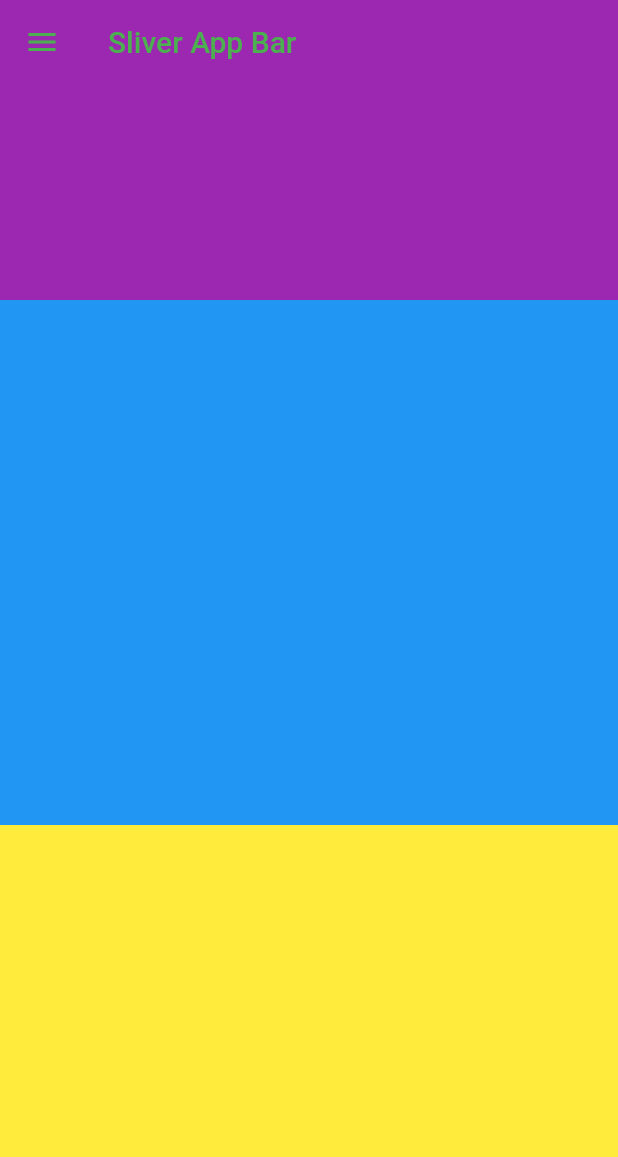
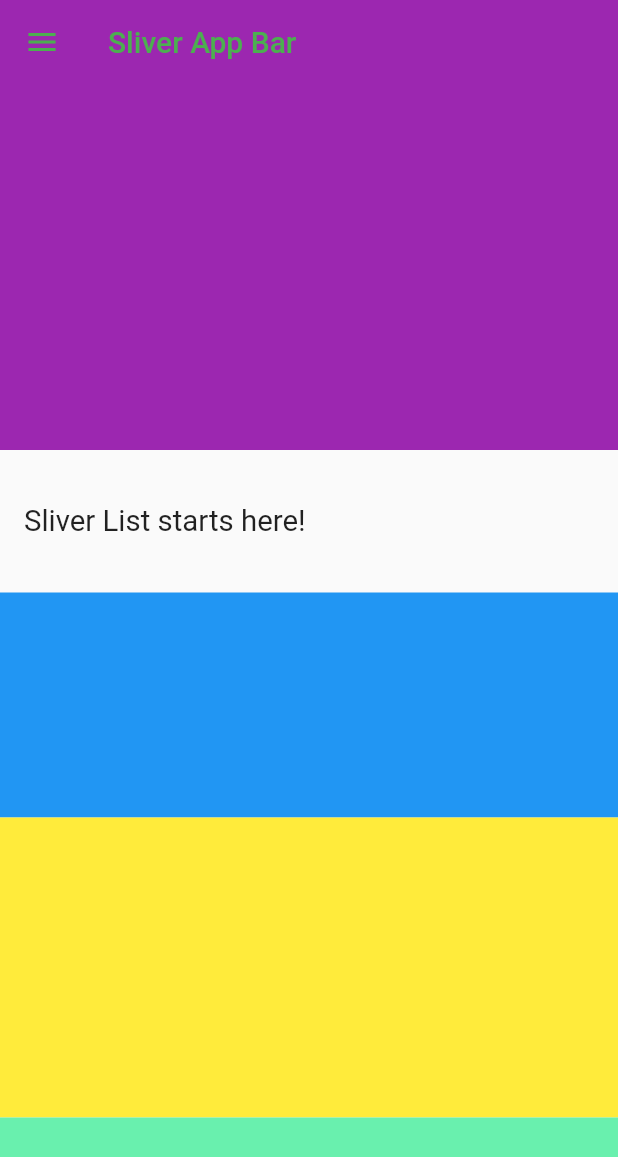
Before and after one commit to sssloba/flutter-widgets-demo, a Flutter app: the Slivers screen opened directly, on a phone screen of 412 x 824 dp. Shown: the top 1157 px of the screen. Run offline on Flutter 3.47's test engine with Material 2 defaults, Android fonts, the phone set to English and light mode, and no system bars.

Commit message:
sliver-list-small-change

```diff
--- a/lib/screens/slivers.dart
+++ b/lib/screens/slivers.dart
@@ -18,17 +18,25 @@ class Slivers extends StatelessWidget {
             snap: true,
             backgroundColor: Colors.purple,
             foregroundColor: Colors.green,
-            expandedHeight: 200,
+            expandedHeight: 300,
           ),
           SliverList(
             delegate: SliverChildListDelegate(
               [
+                const Padding(
+                  padding:
+                      EdgeInsets.symmetric(vertical: 36.0, horizontal: 16.0),
+                  child: Text(
+                    'Sliver List starts here!',
+                    textScaleFactor: 1.4,
+                  ),
+                ),
                 Container(
-                  height: 350,
+                  height: 150,
                   color: Colors.blue,
                 ),
                 Container(
-                  height: 600,
+                  height: 200,
                   color: Colors.yellow,
                 ),
                 Container(
@@ -36,15 +44,15 @@ class Slivers extends StatelessWidget {
                   color: Colors.greenAccent,
                 ),
                 Container(
-                  height: 350,
+                  height: 50,
                   color: Colors.yellow[900],
                 ),
                 Container(
-                  height: 350,
+                  height: 130,
                   color: Colors.blue,
                 ),
                 Container(
-                  height: 350,
+                  height: 400,
                   color: Colors.deepOrange,
                 ),
                 Container(
@@ -52,15 +60,15 @@ class Slivers extends StatelessWidget {
                   color: Colors.deepPurple,
                 ),
                 Container(
-                  height: 350,
+                  height: 40,
                   color: Colors.cyan,
                 ),
                 Container(
-                  height: 350,
+                  height: 70,
                   color: Colors.blue,
                 ),
                 Container(
-                  height: 350,
+                  height: 150,
                   color: Colors.yellow,
                 ),
                 Container(
```
